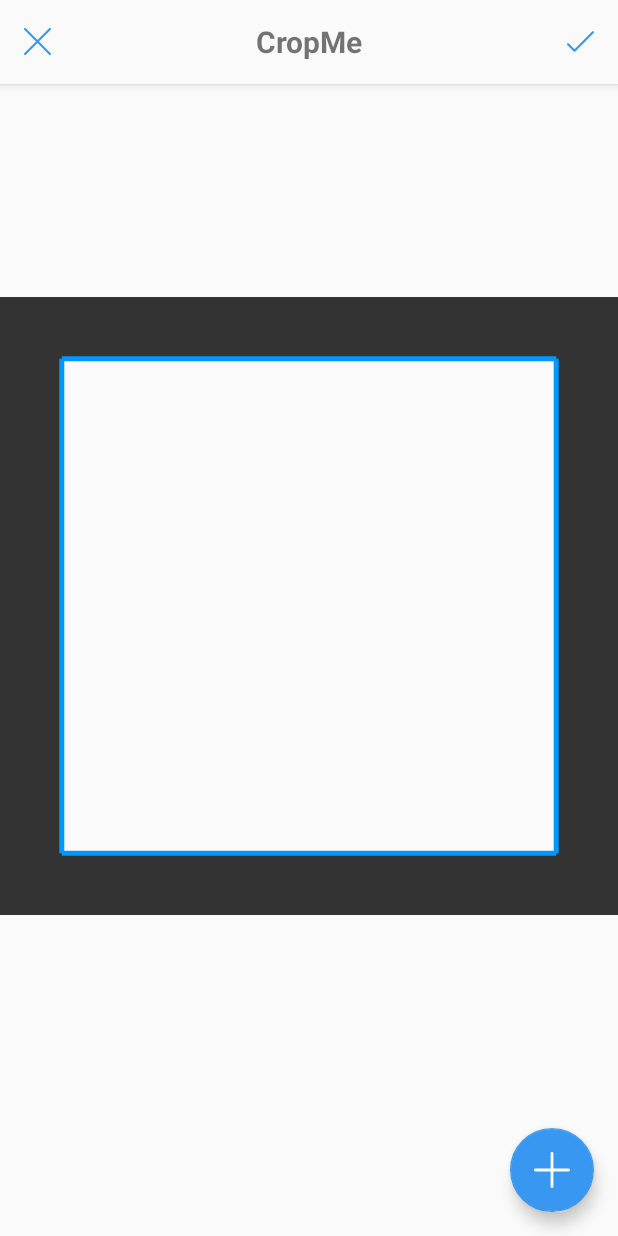
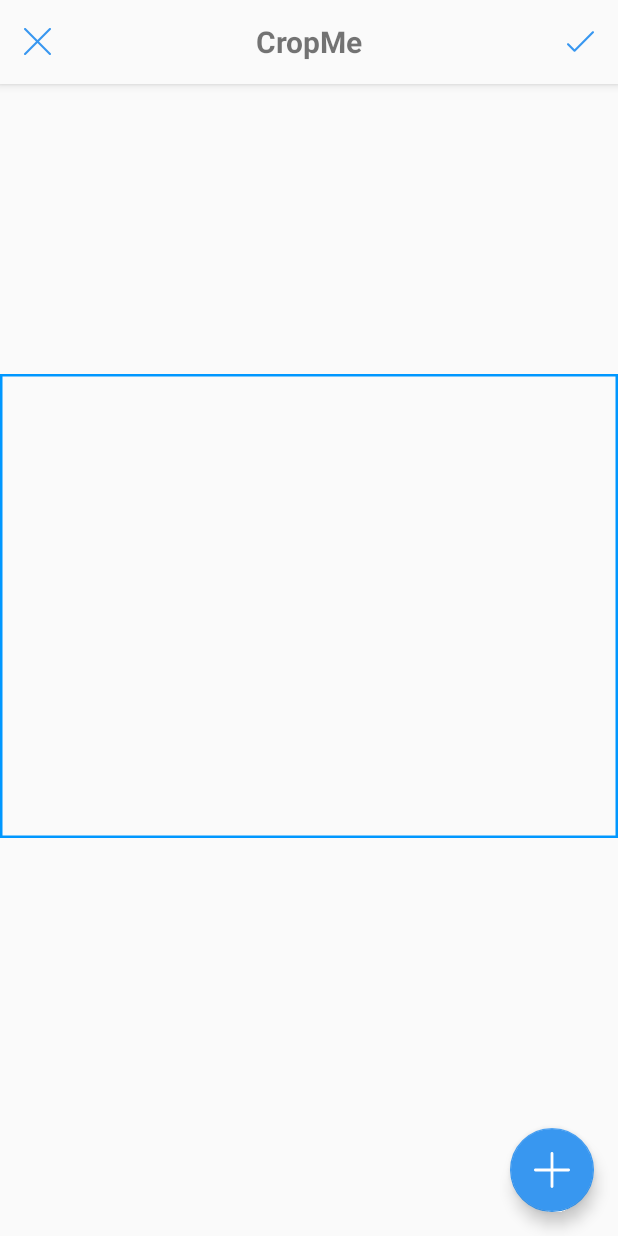
Before and after one commit to sharfe25/CropImages, an Android app: the screen it shows after launch (CropActivity), after a tap on "Rectangle", on a phone screen of 412 x 824 dp. Run offline under Robolectric (Android 15) with nearby library versions, the phone set to English and light mode, and no system bars; pictures from the network do not load.

Commit message:
Fixing crop method

```diff
--- a/app/src/main/java/com/sharfe25/cropImagesSample/CropActivity.kt
+++ b/app/src/main/java/com/sharfe25/cropImagesSample/CropActivity.kt
@@ -61,10 +61,6 @@ class CropActivity : AppCompatActivity() {
     })
 
     cropButton.setOnClickListener(View.OnClickListener {
-      if (cropLayout.isOffFrame()) {
-        Snackbar.make(parent, R.string.error_image_is_off_frame, Snackbar.LENGTH_LONG).show()
-        return@OnClickListener
-      }
       progressBar.visibility = View.VISIBLE
       cropLayout.crop()
     })
--- a/app/src/main/res/layout/activity_crop_rectangle.xml
+++ b/app/src/main/res/layout/activity_crop_rectangle.xml
@@ -12,14 +12,14 @@
     android:id="@+id/crop_view"
     android:layout_width="0dp"
     android:layout_height="0dp"
-    app:cropme_background_alpha="80%"
-    app:cropme_frame_height_percent="80%"
-    app:cropme_frame_width_percent="80%"
+    app:cropme_background_alpha="100%"
+    app:cropme_frame_height_percent="100%"
+    app:cropme_frame_width_percent="100%"
     app:cropme_max_scale="3.0"
     app:cropme_overlay_shape="rectangle"
     app:cropme_with_border="true"
     app:layout_constraintBottom_toTopOf="@+id/select"
-    app:layout_constraintDimensionRatio="h,1:1"
+    app:layout_constraintDimensionRatio="h,4:3"
     app:layout_constraintEnd_toEndOf="parent"
     app:layout_constraintStart_toStartOf="parent"
     app:layout_constraintTop_toBottomOf="@id/toolbar"
--- a/cropImages/src/main/java/com/sharfe25/cropImages/CropLayout.kt
+++ b/cropImages/src/main/java/com/sharfe25/cropImages/CropLayout.kt
@@ -183,10 +183,6 @@ class CropLayout @JvmOverloads constructor(
    */
   @MainThread
   fun crop() {
-    if (isOffFrame()) {
-      Log.w(TAG, "Image is off the frame.")
-      return
-    }
     val frame = frameCache ?: return
     val mainHandler = Handler(Looper.getMainLooper())
     val targetRect = Rect().apply { cropImageView.getHitRect(this) }
```
